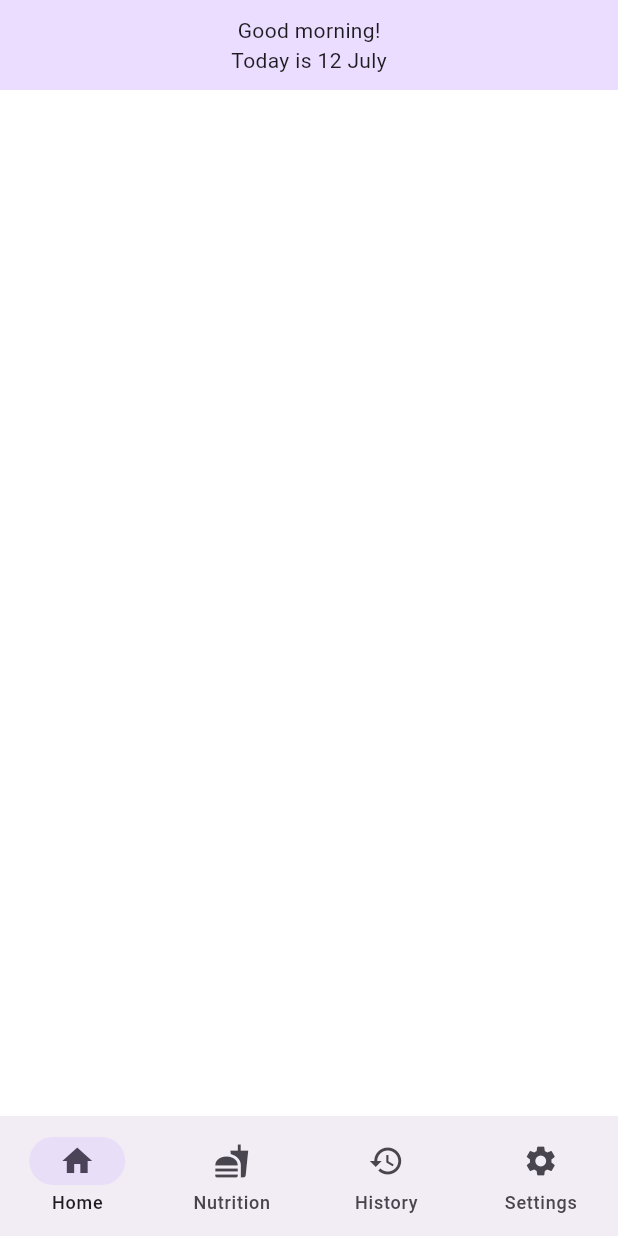
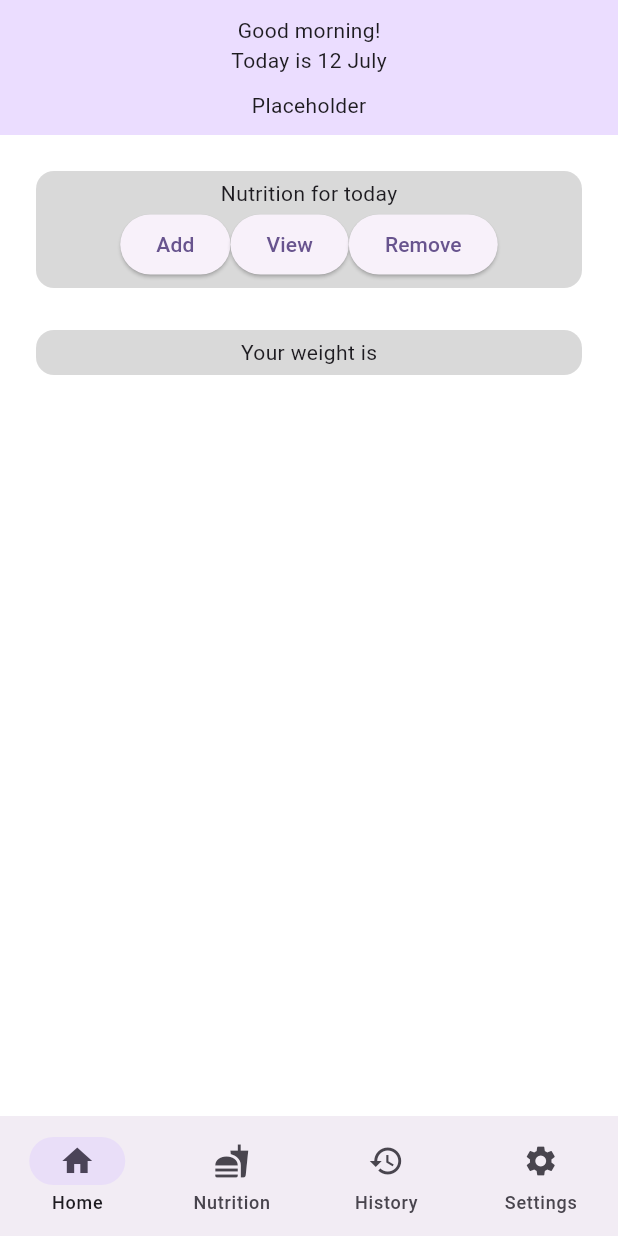
Before and after one commit to smstone0/Caloric, a Flutter app: the screen it shows after launch, on a phone screen of 412 x 824 dp. Run offline on Flutter 3.47's test engine with Material 2 defaults, Android fonts, the phone set to English and light mode, and no system bars.

Commit message:
Add grey cards

```diff
--- a/lib/main.dart
+++ b/lib/main.dart
@@ -148,10 +148,73 @@ class TodayPage extends StatelessWidget {
                     children: [
                       Text("Good $timeOfDay!"),
                       Text("Today is ${time.day} $month"),
+                      const SizedBox(height: 10),
+                      Text("Placeholder"),
                     ],
                   ),
                 ),
               ),
+            ),
+          ),
+          const SizedBox(height: 20),
+          Padding(
+            padding: const EdgeInsets.fromLTRB(20, 0, 20, 0),
+            child: Column(
+              children: [
+                Card(
+                  elevation: 0,
+                  color: const Color.fromRGBO(217, 217, 217, 175),
+                  child: SizedBox(
+                    width: double.infinity,
+                    child: Padding(
+                      padding: const EdgeInsets.fromLTRB(0, 5, 0, 5),
+                      child: Column(
+                        children: [
+                          const Text("Nutrition for today"),
+                          Row(
+                            mainAxisAlignment: MainAxisAlignment.center,
+                            children: [
+                              ElevatedButton(
+                                onPressed: () {
+                                  print("Placeholder 1");
+                                },
+                                child: const Text("Add"),
+                              ),
+                              ElevatedButton(
+                                onPressed: () {
+                                  print("Placeholder 2");
+                                },
+                                child: const Text("View"),
+                              ),
+                              ElevatedButton(
+                                onPressed: () {
+                                  print("Placeholder 3");
+                                },
+                                child: const Text("Remove"),
+                              )
+                            ],
+                          ),
+                        ],
+                      ),
+                    ),
+                  ),
+                ),
+                const SizedBox(height: 20),
+                Card(
+                    elevation: 0,
+                    color: Color.fromRGBO(217, 217, 217, 175),
+                    child: SizedBox(
+                        width: double.infinity,
+                        child: Padding(
+                          padding: EdgeInsets.fromLTRB(0, 5, 0, 5),
+                          //...
+                          child: Column(
+                            children: [
+                              Text("Your weight is"),
+                            ],
+                          ),
+                        ))),
+              ],
             ),
           ),
         ],
@@ -159,3 +222,23 @@ class TodayPage extends StatelessWidget {
     );
   }
 }
+
+// class GreyCard extends StatelessWidget {
+//   const GreyCard({
+//     super.key,
+//   });
+
+//   @override
+//   Widget build(BuildContext context) {
+//     return Card(
+//       elevation: 0,
+//       color: const Color.fromRGBO(217, 217, 217, 175),
+//       child: SizedBox(
+//         width: double.infinity,
+//         child: Padding(
+//           padding: const EdgeInsets.fromLTRB(0, 5, 0, 5),
+//         ),
+//       ),
+//     );
+//   }
+// }
```
